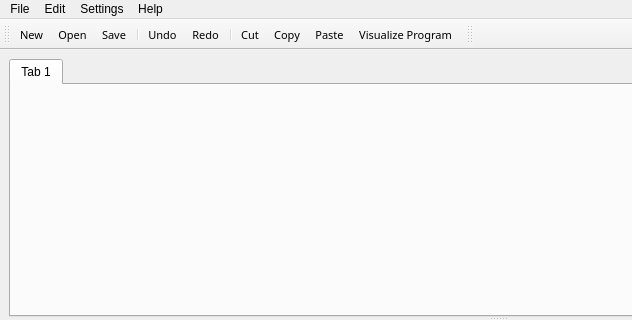
This is editor/ui/MainWindow.ui in nbeams/program-visualizer as Qt 5 draws it before an edit; both pictures show x 0 to 632 and y 0 to 320 of the 996 by 609 pixel window. The edited form follows.
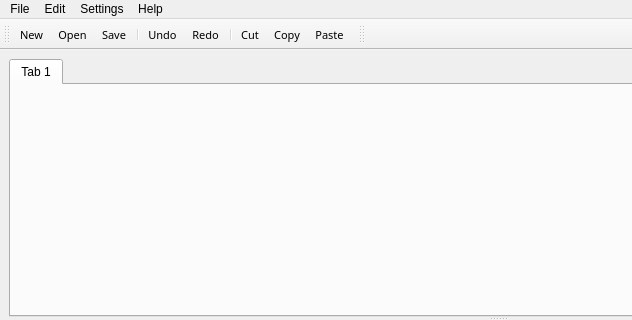
This is the edited form. Icons and pictures are not drawn.

Commit message: Updates target files for new method of putting action on MainWindow toolbar

Diff of the .ui file:
```diff
--- a/editor/ui/MainWindow.ui
+++ b/editor/ui/MainWindow.ui
@@ -128,7 +128,6 @@
    <addaction name="actionShortcutCut"/>
    <addaction name="actionShortcutCopy"/>
    <addaction name="actionShortcutPaste"/>
-   <addaction name="actionVisualize_Program"/>
   </widget>
   <widget class="QToolBar" name="ui_targetToolBar">
    <property name="enabled">
@@ -539,14 +538,6 @@
     <string>Simulate</string>
    </property>
   </action>
-  <action name="actionVisualize_Program">
-   <property name="text">
-    <string>Visualize Program</string>
-   </property>
-   <property name="toolTip">
-    <string>Visualize Program</string>
-   </property>
-  </action>
  </widget>
  <resources/>
  <connections>
```
The commit also changes 19 other files.
